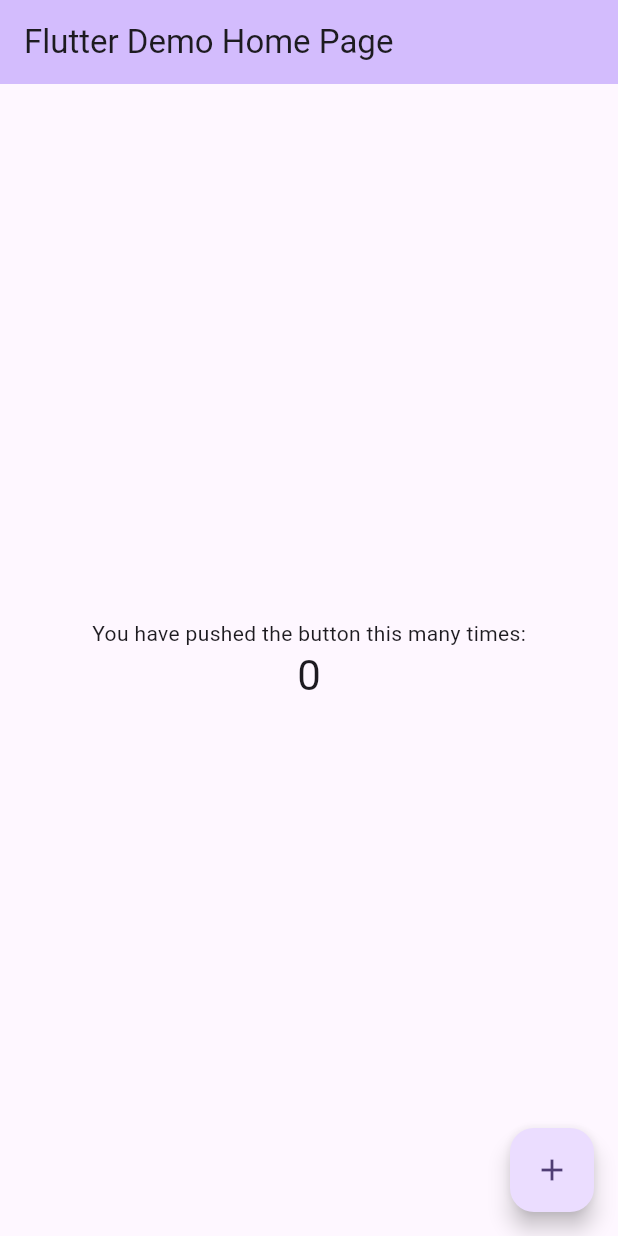
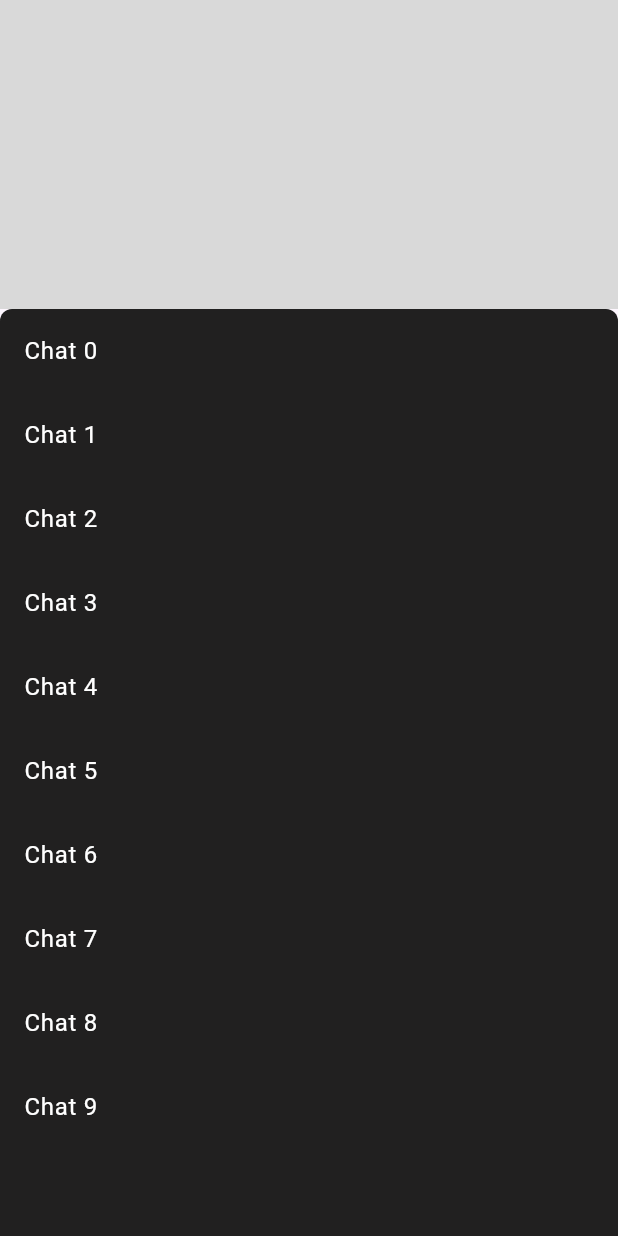
Before and after one commit to ramilsalihar/messenger, a Flutter app: the screen it shows after launch, on a phone screen of 412 x 824 dp. Run offline on Flutter 3.47's test engine with Material 3 defaults, Android fonts, the phone set to English and light mode, and no system bars.

Commit message:
adding colors

```diff
--- a/lib/main.dart
+++ b/lib/main.dart
@@ -1,125 +1,20 @@
 import 'package:flutter/material.dart';
+import 'package:messenger/pages/chats_page.dart';
+import 'package:messenger/theme/app_theme.dart';
 
 void main() {
   runApp(const MyApp());
 }
 
 class MyApp extends StatelessWidget {
-  const MyApp({super.key});
+  const MyApp({Key? key}) : super(key: key);
 
-  // This widget is the root of your application.
   @override
   Widget build(BuildContext context) {
     return MaterialApp(
-      title: 'Flutter Demo',
-      theme: ThemeData(
-        // This is the theme of your application.
-        //
-        // TRY THIS: Try running your application with "flutter run". You'll see
-        // the application has a purple toolbar. Then, without quitting the app,
-        // try changing the seedColor in the colorScheme below to Colors.green
-        // and then invoke "hot reload" (save your changes or press the "hot
-        // reload" button in a Flutter-supported IDE, or press "r" if you used
-        // the command line to start the app).
-        //
-        // Notice that the counter didn't reset back to zero; the application
-        // state is not lost during the reload. To reset the state, use hot
-        // restart instead.
-        //
-        // This works for code too, not just values: Most code changes can be
-        // tested with just a hot reload.
-        colorScheme: ColorScheme.fromSeed(seedColor: Colors.deepPurple),
-        useMaterial3: true,
-      ),
-      home: const MyHomePage(title: 'Flutter Demo Home Page'),
+      title: 'Chat App',
+      theme: AppTheme.theme,
+      home: const ChatsPage(),
     );
   }
 }
-
-class MyHomePage extends StatefulWidget {
-  const MyHomePage({super.key, required this.title});
-
-  // This widget is the home page of your application. It is stateful, meaning
-  // that it has a State object (defined below) that contains fields that affect
-  // how it looks.
-
-  // This class is the configuration for the state. It holds the values (in this
-  // case the title) provided by the parent (in this case the App widget) and
-  // used by the build method of the State. Fields in a Widget subclass are
-  // always marked "final".
-
-  final String title;
-
-  @override
-  State<MyHomePage> createState() => _MyHomePageState();
-}
-
-class _MyHomePageState extends State<MyHomePage> {
-  int _counter = 0;
-
-  void _incrementCounter() {
-    setState(() {
-      // This call to setState tells the Flutter framework that something has
-      // changed in this State, which causes it to rerun the build method below
-      // so that the display can reflect the updated values. If we changed
-      // _counter without calling setState(), then the build method would not be
-      // called again, and so nothing would appear to happen.
-      _counter++;
-    });
-  }
-
-  @override
-  Widget build(BuildContext context) {
-    // This method is rerun every time setState is called, for instance as done
-    // by the _incrementCounter method above.
-    //
-    // The Flutter framework has been optimized to make rerunning build methods
-    // fast, so that you can just rebuild anything that needs updating rather
-    // than having to individually change instances of widgets.
-    return Scaffold(
-      appBar: AppBar(
-        // TRY THIS: Try changing the color here to a specific color (to
-        // Colors.amber, perhaps?) and trigger a hot reload to see the AppBar
-        // change color while the other colors stay the same.
-        backgroundColor: Theme.of(context).colorScheme.inversePrimary,
-        // Here we take the value from the MyHomePage object that was created by
-        // the App.build method, and use it to set our appbar title.
-        title: Text(widget.title),
-      ),
-      body: Center(
-        // Center is a layout widget. It takes a single child and positions it
-        // in the middle of the parent.
-        child: Column(
-          // Column is also a layout widget. It takes a list of children and
-          // arranges them vertically. By default, it sizes itself to fit its
-          // children horizontally, and tries to be as tall as its parent.
-          //
-          // Column has various properties to control how it sizes itself and
-          // how it positions its children. Here we use mainAxisAlignment to
-          // center the children vertically; the main axis here is the vertical
-          // axis because Columns are vertical (the cross axis would be
-          // horizontal).
-          //
-          // TRY THIS: Invoke "debug painting" (choose the "Toggle Debug Paint"
-          // action in the IDE, or press "p" in the console), to see the
-          // wireframe for each widget.
-          mainAxisAlignment: MainAxisAlignment.center,
-          children: <Widget>[
-            const Text(
-              'You have pushed the button this many times:',
-            ),
-            Text(
-              '$_counter',
-              style: Theme.of(context).textTheme.headlineMedium,
-            ),
-          ],
-        ),
-      ),
-      floatingActionButton: FloatingActionButton(
-        onPressed: _incrementCounter,
-        tooltip: 'Increment',
-        child: const Icon(Icons.add),
-      ), // This trailing comma makes auto-formatting nicer for build methods.
-    );
-  }
-}
--- /dev/null
+++ b/lib/pages/chats_page.dart
@@ -0,0 +1,43 @@
+import 'package:flutter/material.dart';
+
+class ChatsPage extends StatelessWidget {
+  const ChatsPage({super.key});
+
+  @override
+  Widget build(BuildContext context) {
+    final height = MediaQuery.of(context).size.height;
+    final theme = Theme.of(context);
+    return Scaffold(
+      body: Column(
+        children: [
+          Container(
+            color: theme.canvasColor,
+            height: height * 0.25,
+          ),
+          Expanded(
+            child: Container(
+              decoration: BoxDecoration(
+                color: theme.primaryColor,
+                borderRadius: const BorderRadius.only(
+                  topLeft: Radius.circular(8),
+                  topRight: Radius.circular(8),
+                ),
+              ),
+              child: ListView.builder(
+                itemCount: 10,
+                itemBuilder: (context, index) {
+                  return ListTile(
+                    title: Text(
+                      'Chat $index',
+                      style: TextStyle(color: Colors.white),
+                    ),
+                  );
+                },
+              ),
+            ),
+          ),
+        ],
+      ),
+    );
+  }
+}
--- /dev/null
+++ b/lib/theme/app_colors.dart
@@ -0,0 +1,15 @@
+import 'package:flutter/material.dart';
+
+class AppColors {
+  const AppColors();
+
+  Color get primaryColor => const Color(0xFF212020);
+
+  Color get secondaryColor => const Color(0xFFD9D9D9);
+
+  Color get purpleColor => const Color(0xFF7446AC);
+
+  Color get popUpColor => const Color(0xFF0D1333);
+
+  Color get buttonColor => const Color(0xFFAA044A);
+}
--- /dev/null
+++ b/lib/theme/app_theme.dart
@@ -0,0 +1,16 @@
+import 'package:flutter/material.dart';
+import 'package:messenger/theme/app_colors.dart';
+
+class AppTheme {
+  static const _colors = AppColors();
+
+  static final ThemeData theme = ThemeData(
+      primaryColor: _colors.primaryColor,
+      canvasColor: _colors.secondaryColor,
+      dialogBackgroundColor: _colors.popUpColor,
+      buttonTheme: ButtonThemeData(
+        buttonColor: _colors.buttonColor,
+        textTheme: ButtonTextTheme.primary,
+      ),
+      textTheme: TextTheme());
+}
```
Also changed, not shown: lib/pages/chat_overview_page.dart (added).
